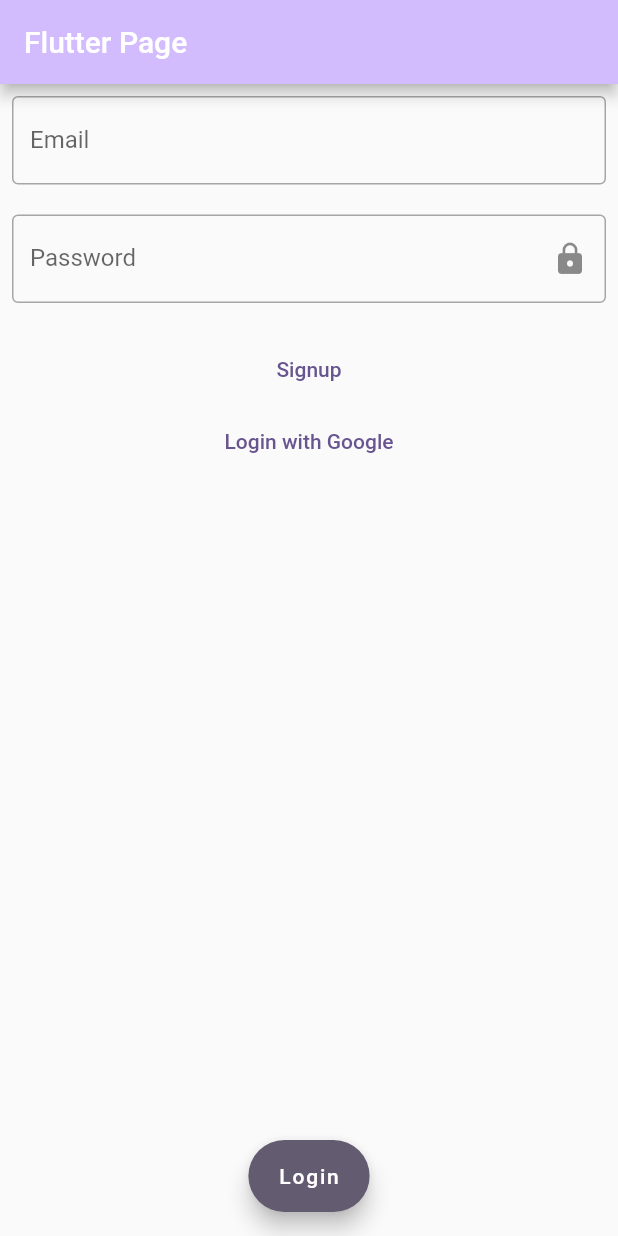
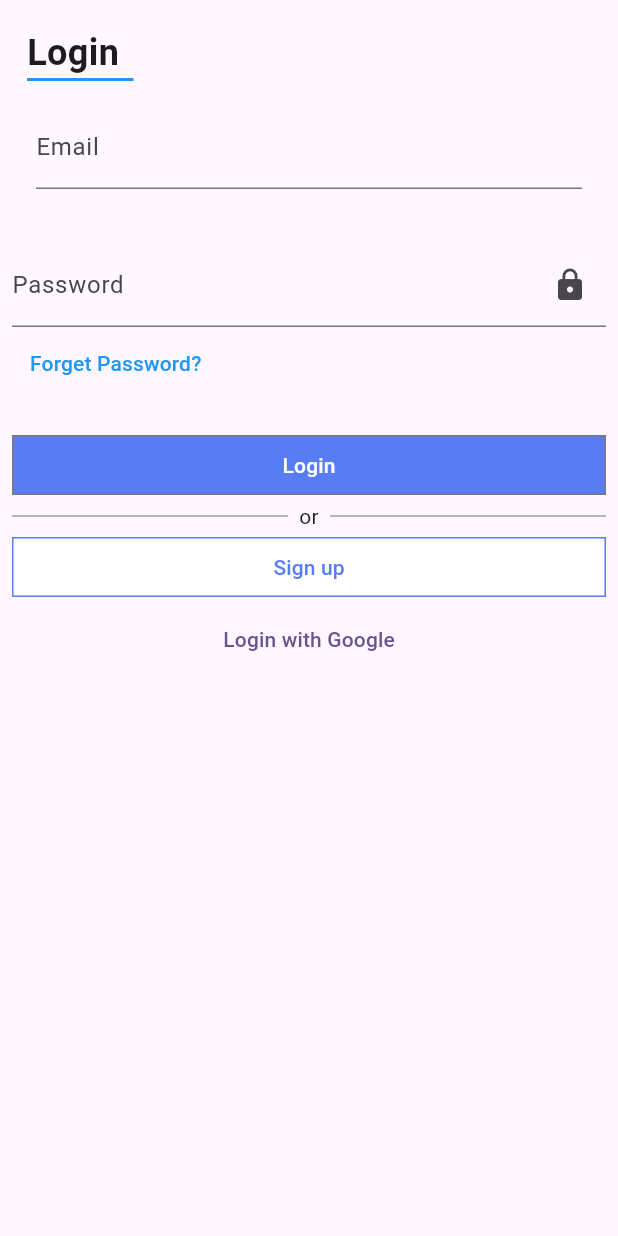
Before and after one commit to mbilal0612/AppDevProject, a Flutter app: the screen it shows after launch, on a phone screen of 412 x 824 dp. Run offline on Flutter 3.47's test engine with Material 3 defaults, Android fonts, the phone set to English and light mode, and no system bars; our stand-ins replace firebase_auth, firebase_core, google_sign_in; accounts and stored records are empty.

Commit message:
perfected input fields

```diff
--- a/lib/Screens/enroll_child.dart
+++ b/lib/Screens/enroll_child.dart
@@ -19,7 +19,7 @@ class EnrollChild extends StatelessWidget {
                 const TextField(
                   obscureText: false,
                   decoration: InputDecoration(
-                      border: OutlineInputBorder(), labelText: "First Name"),
+                      border: UnderlineInputBorder(), labelText: "First Name"),
                 ),
                 const SizedBox(
                   height: 20,
--- a/lib/Screens/login.dart
+++ b/lib/Screens/login.dart
@@ -3,8 +3,6 @@ import "package:flutter/material.dart";
 import "package:project/Screens/home.dart";
 import "package:project/Screens/signup.dart";
 import "package:project/service/auth_service.dart";
-
-
 
 class LoginPage extends StatefulWidget {
   const LoginPage({super.key, required this.title});
@@ -16,45 +14,146 @@ class LoginPage extends StatefulWidget {
 }
 
 class _LoginPageState extends State<LoginPage> {
+  final AuthService _authService = AuthService();
 
-  final AuthService _authService = AuthService();
+  void loginGoogle() async {
+    print("Attempting login");
+    //login with google
+    User? user = await _authService.signInWithGoogle();
+    if (user != null) {
+      Navigator.pushAndRemoveUntil(context,
+          MaterialPageRoute(builder: (context) {
+        return const HomePage(title: "Homepage");
+      }), (route) => false);
+    } else {
+      print("There was an error");
+    }
+  }
 
   @override
   Widget build(BuildContext context) {
     return Scaffold(
-      appBar: AppBar(
-        backgroundColor: Theme.of(context).colorScheme.inversePrimary,
-        title: Text(widget.title),
-      ),
       body: SafeArea(
         child: SingleChildScrollView(
           child: Center(
             child: Padding(
               padding: const EdgeInsets.all(8),
               child: Column(
-                mainAxisAlignment: MainAxisAlignment.start,
+                // mainAxisAlignment: MainAxisAlignment.start,
                 children: <Widget>[
-                  const TextField(
-                    obscureText: false,
-                    decoration: InputDecoration(
-                        border: OutlineInputBorder(), labelText: "Email"),
+                  const Row(
+                    mainAxisAlignment: MainAxisAlignment.start,
+                    children: [
+                      Padding(
+                        padding: EdgeInsets.fromLTRB(10, 10, 10, 0),
+                        child: Text(
+                          "Login ",
+                          style: TextStyle(
+                            fontSize: 24,
+                            fontWeight: FontWeight.w600,
+                          ),
+                        ),
+                      ),
+                    ],
+                  ),
+                  const Padding(
+                    padding: EdgeInsets.only(top: 0),
+                    child: Divider(
+                      color: Colors.blue, // Optional: specify color
+                      height: 2, // Optional: specify height
+                      thickness: 2, // Optional: specify thickness
+                      indent: 10, // Optional: specify indent (left padding)
+                      endIndent:
+                          315, // Optional: specify endIndent (right padding)
+                    ),
+                  ),
+
+                  //perfected the input fields
+                  const Padding(
+                    padding: EdgeInsets.all(16.0),
+                    child: TextField(
+                      obscureText: false,
+                      decoration: InputDecoration(
+                          focusColor: Color(0xFF898989),
+                          focusedBorder: UnderlineInputBorder(
+                              borderSide: BorderSide(color: Color(0xFF898989))),
+                          border: UnderlineInputBorder(
+                              borderSide: BorderSide(color: Color(0xFF898989))),
+                          labelText: "Email",
+                          floatingLabelStyle: TextStyle(
+                            color: Color(0xFF898989),
+                          )),
+                    ),
                   ),
                   const SizedBox(
                     width: 100,
                     height: 20,
                   ),
+
+                  //password textfield
                   const TextField(
                     obscureText: true,
                     decoration: InputDecoration(
-                        border: OutlineInputBorder(),
+                        border: UnderlineInputBorder(),
                         labelText: "Password",
                         suffixIcon: Icon(Icons.lock)),
+                  ),
+                  Row(
+                    mainAxisAlignment: MainAxisAlignment.start,
+                    children: [
+                      TextButton(
+                          onPressed: () {},
+                          child: const Text(
+                            "Forget Password?",
+                            style: TextStyle(color: Colors.blue),
+                          )),
+                    ],
                   ),
                   const SizedBox(
                     width: 100,
                     height: 20,
                   ),
-                  TextButton(
+
+                  //Login Button
+                  OutlinedButton(
+                      onPressed: () {
+                        Navigator.pop(context);
+                        Navigator.push(context,
+                            MaterialPageRoute(builder: (context) {
+                          return const HomePage(title: "Homepage");
+                        }));
+                      },
+                      style: OutlinedButton.styleFrom(
+                          shape: const RoundedRectangleBorder(),
+                          backgroundColor: const Color(0xFF587CF4)),
+                      child: const Center(
+                        child: Text(
+                          "Login",
+                          style: TextStyle(color: Colors.white),
+                        ),
+                      )),
+
+                  const Row(
+                    children: [
+                      Expanded(
+                        child: Divider(
+                          color: Colors.grey,
+                          thickness: 1.0,
+                        ),
+                      ),
+                      Text ("  or  ")
+                      ,
+                      Expanded(
+                        child: Divider(
+                          color: Colors.grey,
+                          thickness: 1.0,
+                        ),
+                      ),
+                    ],
+                  ),
+
+                  //Signup Button
+                  OutlinedButton(
                       onPressed: () {
                         Navigator.pop(context);
                         Navigator.push(context,
@@ -62,21 +161,22 @@ class _LoginPageState extends State<LoginPage> {
                           return const SignupPage(title: "Signup");
                         }));
                       },
-                      child: const Text("Signup")),
+                      style: OutlinedButton.styleFrom(
+                          side: const BorderSide(color: Color(0xFF587CF4) ),
+                          shape: const RoundedRectangleBorder(
 
-                      TextButton(
-                      onPressed: () async {
-                        print("Attempting login");
-                        //login with google
-                        User? user = await _authService.signInWithGoogle();
-                        if( user != null) {
-                          Navigator.pushAndRemoveUntil(context, MaterialPageRoute(builder: (context){
-                            return const HomePage(title: "Homepage");
-                          }), (route)=> false);
-                        }else{
-                          print("There was an error");
-                        }
-                      },
+                          ),
+
+                          backgroundColor: Colors.white),
+                      child: const Center(
+                        child: Text(
+                          "Sign up",
+                          style: TextStyle(color:  Color(0xFF587CF4)),
+                        ),
+                      )),
+
+                  TextButton(
+                      onPressed: loginGoogle,
                       child: const Text("Login with Google"))
                 ],
               ),
@@ -84,15 +184,6 @@ class _LoginPageState extends State<LoginPage> {
           ),
         ),
       ),
-      floatingActionButton: FloatingActionButton.extended(
-          onPressed: () {
-            Navigator.pop(context);
-            Navigator.push(context, MaterialPageRoute(builder: (context) {
-              return const HomePage(title: "Homepage");
-            }));
-          },
-          label: const Text("Login")),
-      floatingActionButtonLocation: FloatingActionButtonLocation.centerFloat,
     );
   }
 }
--- /dev/null
+++ b/lib/commons/role.dart
@@ -0,0 +1,4 @@
+enum Role {
+  admin,
+  parent
+}
--- a/lib/main.dart
+++ b/lib/main.dart
@@ -15,10 +15,12 @@ class MyApp extends StatelessWidget {
   @override
   Widget build(BuildContext context) {
     return MaterialApp(
-      title: 'Flutter Demo',
+      title: 'Kid Sync',
       theme: ThemeData(
+        dialogBackgroundColor:const Color(0xFFE5E5E5),
         colorScheme: ColorScheme.fromSeed(seedColor: Colors.deepPurple),
-        useMaterial3: false,
+
+        useMaterial3: true,
       ),
       home: const LoginPage(title: 'Flutter Page'),
     );
--- /dev/null
+++ b/lib/models/admin.dart
@@ -0,0 +1,15 @@
+class AdminModel {
+  final String uuid;
+  final String email;
+  final String name;
+  final String photoUrl;
+
+  AdminModel({
+    required this.uuid,
+    required this.email,
+    required this.name,
+    required this.photoUrl
+  });
+
+
+}
--- /dev/null
+++ b/lib/models/user_role_model.dart
@@ -0,0 +1,12 @@
+import "package:project/commons/role.dart";
+
+class UserRoleModel {
+  final String uuid;
+  final Role role;
+
+  UserRoleModel({
+    required this.uuid,
+    required this.role
+  });
+
+}
```
Also changed, not shown: lib/Screens/add_rooms.dart (added).
